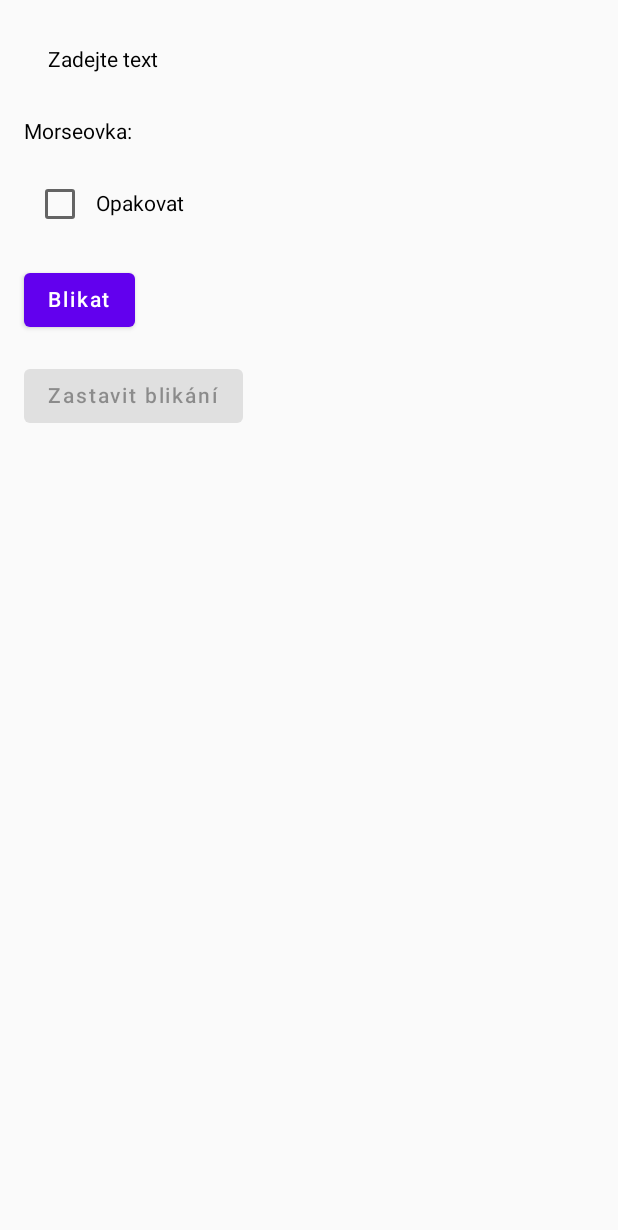
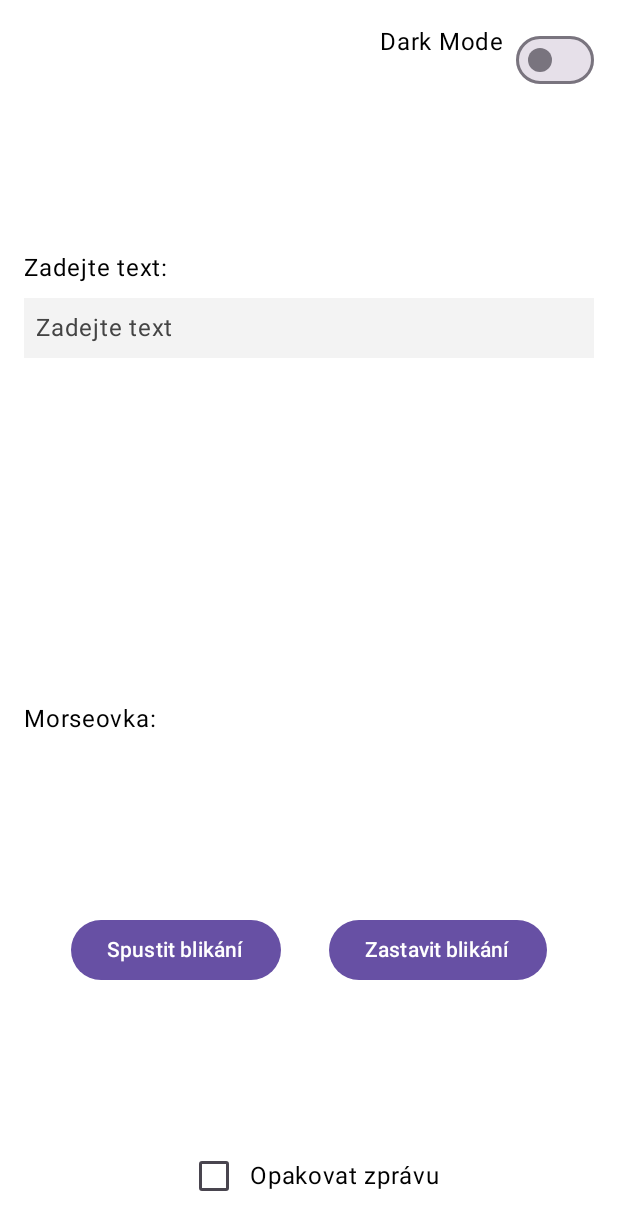
Before and after one commit to soldat221/Morseovka, an Android app built with Jetpack Compose: the screen it shows after launch (MainActivity), on a phone screen of 412 x 824 dp. Shown: the top 1230 px of the screen. Run offline under Robolectric (Android 15) with nearby library versions, the phone set to English and light mode, and no system bars; 1 statement that could not run was skipped.

Commit message:
Úprava UI a Dark mode

```diff
--- a/app/src/main/java/com/example/morseovka/MorseScreen.kt
+++ b/app/src/main/java/com/example/morseovka/MorseScreen.kt
@@ -1,68 +1,118 @@
 package com.example.morseovka
 
+import androidx.compose.foundation.background
 import androidx.compose.foundation.layout.*
 import androidx.compose.foundation.text.BasicTextField
-import androidx.compose.material.*
-import androidx.compose.runtime.Composable
-import androidx.compose.runtime.getValue
-//import androidx.compose.runtime.livedata.observeAsState
+import androidx.compose.material3.*
+import androidx.compose.runtime.*
+import androidx.compose.ui.Alignment
 import androidx.compose.ui.Modifier
+import androidx.compose.ui.graphics.Color
 import androidx.compose.ui.unit.dp
-import androidx.lifecycle.viewmodel.compose.viewModel
+import androidx.compose.ui.text.style.TextAlign
 
 @Composable
-fun MorseScreen(viewModel: MorseViewModel = viewModel()) {
+fun MorseScreen(viewModel: MorseViewModel) {
     val inputText by viewModel.inputText
-    val morseCodeText by viewModel.morseCodeText
+    val morseCode by viewModel.morseCodeText
     val isBlinking by viewModel.isBlinking
     val repeatBlinking by viewModel.repeatBlinking
+    val isDarkMode by viewModel.isDarkMode
 
+    val backgroundColor = if (isDarkMode) Color.Black else Color.White
+    val textColor = if (isDarkMode) Color.White else Color.Black
+    val textFieldBackground = if (isDarkMode) Color.DarkGray else Color.LightGray
+    val placeholderColor = if (isDarkMode) Color.Gray else Color.DarkGray
+
+    MaterialTheme(
+        colorScheme = if (isDarkMode) darkColorScheme() else lightColorScheme()
+    ) {
+        Surface(
+            modifier = Modifier
+                .fillMaxSize()
+                .background(backgroundColor),
+            color = backgroundColor
+        ) {
             Column(
                 modifier = Modifier
                     .fillMaxSize()
                     .padding(16.dp),
-        verticalArrangement = Arrangement.spacedBy(16.dp)
+                verticalArrangement = Arrangement.SpaceBetween
             ) {
+                Row(
+                    modifier = Modifier.fillMaxWidth(),
+                    horizontalArrangement = Arrangement.End
+                ) {
+                    Text("Dark Mode", color = textColor, modifier = Modifier.padding(end = 8.dp))
+                    Switch(
+                        checked = isDarkMode,
+                        onCheckedChange = { viewModel.isDarkMode.value = it }
+                    )
+                }
+
+                Column(modifier = Modifier.fillMaxWidth()) {
+                    Text("Zadejte text:", color = textColor)
+                    Spacer(modifier = Modifier.height(8.dp))
                     BasicTextField(
                         value = inputText,
                         onValueChange = { newText ->
-                // Filtrovat pouze platné znaky (A-Z, 0-9 a mezery)
-                val filteredText = newText.uppercase().filter { it in "ABCDEFGHIJKLMNOPQRSTUVWXYZ0123456789 " }
+                            val filteredText =
+                                newText.uppercase().filter { it in "ABCDEFGHIJKLMNOPQRSTUVWXYZ0123456789 " }
                             viewModel.onTextChanged(filteredText)
                         },
-            modifier = Modifier.fillMaxWidth(),
+                        modifier = Modifier
+                            .fillMaxWidth()
+                            .background(Color.Gray.copy(alpha = 0.1f))
+                            .padding(8.dp),
+                        textStyle = LocalTextStyle.current.copy(color = textColor),
                         decorationBox = { innerTextField ->
-                Box(modifier = Modifier.padding(16.dp)) {
+                            Box {
                                 if (inputText.isEmpty()) {
-                        Text("Zadejte text")
+                                    Text(
+                                        "Zadejte text",
+                                        color = placeholderColor
+                                    )
                                 }
                                 innerTextField()
                             }
                         }
                     )
+                }
 
-        Text(text = "Morseovka: $morseCodeText")
+                Spacer(modifier = Modifier.height(16.dp))
 
-        Row(verticalAlignment = androidx.compose.ui.Alignment.CenterVertically) {
+                Text(
+                    "Morseovka: $morseCode",
+                    color = textColor,
+                    modifier = Modifier.padding(vertical = 8.dp)
+                )
+
+                Row(
+                    modifier = Modifier
+                        .fillMaxWidth()
+                        .padding(top = 8.dp),
+                    horizontalArrangement = Arrangement.SpaceEvenly
+                ) {
+                    Button(onClick = { viewModel.startBlinking() }) {
+                        Text("Spustit blikání")
+                    }
+                    Button(onClick = { viewModel.stopBlinking() }) {
+                        Text("Zastavit blikání")
+                    }
+                }
+
+                Row(
+                    modifier = Modifier.fillMaxWidth(),
+                    horizontalArrangement = Arrangement.Center,
+                    verticalAlignment = Alignment.CenterVertically
+                ) {
                     Checkbox(
                         checked = repeatBlinking,
                         onCheckedChange = { viewModel.repeatBlinking.value = it }
                     )
-            Text("Opakovat")
-        }
-
-        Button(
-            onClick = { viewModel.startBlinking() },
-            enabled = !isBlinking
-        ) {
-            Text("Blikat")
-        }
-
-        Button(
-            onClick = { viewModel.stopBlinking() },
-            enabled = isBlinking
-        ) {
-            Text("Zastavit blikání")
+                    Text("Opakovat zprávu", color = textColor)
                 }
             }
         }
+    }
+}
--- a/app/src/main/java/com/example/morseovka/MorseViewModel.kt
+++ b/app/src/main/java/com/example/morseovka/MorseViewModel.kt
@@ -15,6 +15,7 @@ class MorseViewModel(
     var morseCodeText = mutableStateOf("")
     var isBlinking = mutableStateOf(false)
     var repeatBlinking = mutableStateOf(false)
+    val isDarkMode = mutableStateOf(false)
 
     private val cameraId: String = cameraManager.cameraIdList[0] // Použijeme hlavní kameru
 
```
Lines whose indentation alone changed are shown as unchanged.
